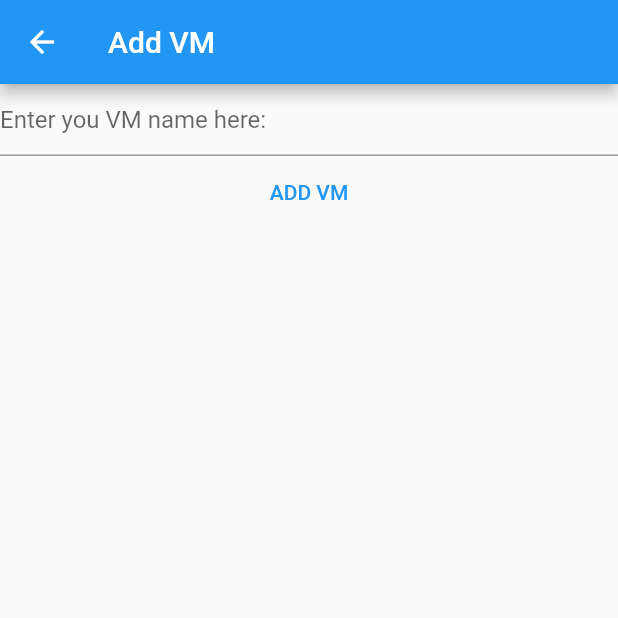
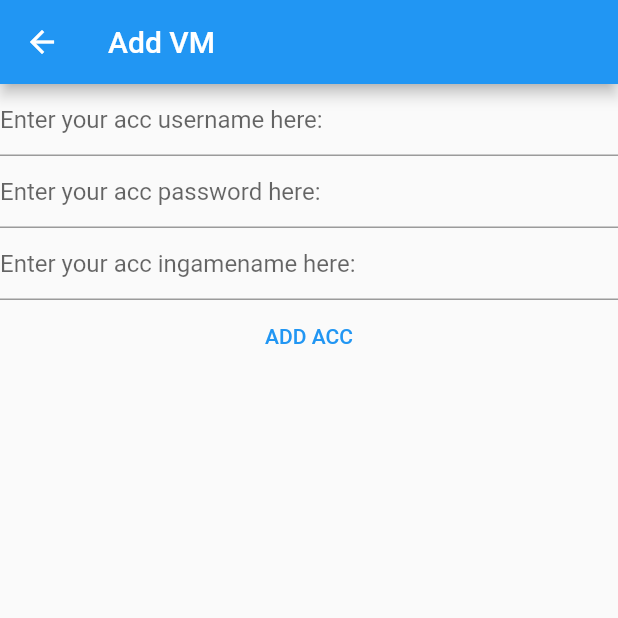
Before and after one commit to Mihael283/eSelling_Managment_app, a Flutter app: the VMView screen opened by its route, after a tap on the "add" icon, on a phone screen of 412 x 824 dp, the top half of it. Run offline on Flutter 3.47's test engine with Material 2 defaults, Android fonts, the phone set to English and light mode, and no system bars; our stand-ins replace firebase_auth, firebase_core, sqflite; missing offline and left inert: open_mail_app; accounts and stored records are empty; network calls fail.

Commit message:
Add account done, acc view done

```diff
--- a/lib/constants/database.dart
+++ b/lib/constants/database.dart
@@ -13,7 +13,7 @@ const usernameColumn = 'username';
 const passwordColumn = 'password';
 const rankColumn = 'rank';
 const isPlayingColumn = 'isPlaying';
-const vmNameColumn = 'vm_name';
+const vmIdColumn = 'vm_id';
 const ingamenameColumn = 'ingamename';
 
 
--- a/lib/constants/routes.dart
+++ b/lib/constants/routes.dart
@@ -2,4 +2,6 @@ const loginRoute = "/login/";
 const registerRoute = "/register/";
 const VM_ScreenRoute = "/vms/";
 const verifyEmailRoute = "/verify-email/";
-const newVMRoute = "/vms/add_vm/";
+const createVMRoute = "/vms/add_vm/";
+const viewVMRoute = "/vms/view_vm/";
+const addAccRoute = "/accounts/add_account_view/";
--- a/lib/services/crud/db_accounts.dart
+++ b/lib/services/crud/db_accounts.dart
@@ -6,7 +6,7 @@ import '../../constants/database.dart';
 @immutable
 class DatabaseAccounts{
   final int id;
-  final String vmName;
+  final int vmId;
   final String username;
   final String password;
   final String ingamename;
@@ -15,7 +15,7 @@ class DatabaseAccounts{
 
   const DatabaseAccounts({
     required this.id,
-    required this.vmName,
+    required this.vmId,
     required this.username,
     required this.password,
     required this.ingamename,
@@ -23,13 +23,13 @@ class DatabaseAccounts{
     required this.isPlaying,
   });
 
-  DatabaseAccounts.fromRow(Map<String, Object?> map): id = map[idColumn] as int, vmName = map[vmNameColumn] as String,
+  DatabaseAccounts.fromRow(Map<String, Object?> map): id = map[idColumn] as int, vmId = map[vmIdColumn] as int,
         username = map[usernameColumn] as String,password = map[passwordColumn] as String,
         ingamename = map[ingamenameColumn] as String,
         rank = map[rankColumn] as String , isPlaying = (map[isPlayingColumn] as int) == 1 ? true : false;
 
   @override
-  String toString() => 'VM = = $vmName, Nickname = $ingamename, Rank = $rank, Playing = $isPlaying';
+  String toString() => 'VmID = $vmId, Nickname = $ingamename, Rank = $rank, Playing = $isPlaying';
 
   @override
   bool operator == (covariant DatabaseAccounts other) => id == other.id;
--- a/lib/services/crud/db_services.dart
+++ b/lib/services/crud/db_services.dart
@@ -14,6 +14,7 @@ import 'db_vms.dart';
 class DBService {
   Database? _db;
   List<DatabaseVMs> _vms = [];
+  List<DatabaseAccounts> _accs = [];
 
   static final DBService _shared = DBService._sharedInstance();
   DBService._sharedInstance() {
@@ -22,18 +23,30 @@ class DBService {
         _vmStreamController.sink.add(_vms);
       }
     );
+    _accStreamController = StreamController<List<DatabaseAccounts>>.broadcast(
+      onListen: (){
+        _accStreamController.sink.add(_accs);
+      }
+    );
   }
   factory DBService() => _shared;
 
   late final StreamController<List<DatabaseVMs>> _vmStreamController;
+  late final StreamController<List<DatabaseAccounts>> _accStreamController;
 
   Stream<List<DatabaseVMs>> get allVMS => _vmStreamController.stream;
+  Stream<List<DatabaseAccounts>> get allAccs => _accStreamController.stream;
 
   Future<void> cacheVms() async{
     final allVMs = await getAllVMs();
     _vms = allVMs.toList();
     _vmStreamController.add(_vms);
-    print("Here are all VMS $_vms");
+  }
+
+  Future<void> cacheAccounts() async{
+    final allAccs = await getAllAccs();
+    _accs = allAccs.toList();
+    _accStreamController.add(_accs);
   }
 
   Future<DatabaseUser> getOrCreateUser({required String email}) async{
@@ -49,6 +62,7 @@ class DBService {
 
 
   }
+
   Database _getDatabaseOrThrow(){
     final db = _db;
     if(db == null){
@@ -81,6 +95,7 @@ class DBService {
       await db.execute(createAccountsTable);
 
       await cacheVms();
+      await cacheAccounts();
 
     } on MissingPlatformDirectoryException{
       throw MissingPlatformDirectoryException("Jbga");
@@ -148,17 +163,17 @@ class DBService {
     return VM;
   }
 
-  Future<DatabaseVMs> getVM({required String name}) async{
+  Future<DatabaseVMs> getVM({required int id}) async{
     await ensureDbIsOpen();
     final db = _getDatabaseOrThrow();
-    final results = await db.query(vmTable,limit: 1,where: 'name = ?',whereArgs: [name.toLowerCase()]);
+    final results = await db.query(vmTable,limit: 1,where: 'id = ?',whereArgs: [id]);
 
     if(results.isEmpty){
       throw CouldNotFindVM();
     }
     else{
       final vm = DatabaseVMs.fromRow(results.first);
-      _vms.removeWhere((vm) => vm.name == name);
+      _vms.removeWhere((vm) => vm.id == id);
       _vms.add(vm);
       _vmStreamController.add(_vms);
       return vm;
@@ -178,17 +193,15 @@ class DBService {
 
   }
 
-  Future<DatabaseAccounts> addAccount({required DatabaseVMs vm, required String username, required String password, required String ingamename }) async{
+  Future<DatabaseAccounts> addAccount({required int vm_id, required String username, required String password, required String ingamename }) async{
     await ensureDbIsOpen();
     final db = _getDatabaseOrThrow();
-    final dbVM = await getVM(name: vm.name);
-    if(dbVM != vm){
-      throw CouldNotDeleteVM();
-    }
 
-    final accountID = await db.insert(accountsTable,{vmNameColumn: vm.name, usernameColumn: username ,passwordColumn: password, ingamenameColumn: ingamename, isPlayingColumn: 0});
-    final acc = DatabaseAccounts(id: accountID, vmName: vm.name, username: username, password: password, ingamename: ingamename, rank: "unknown", isPlaying: false);
+    final accountID = await db.insert(accountsTable,{vmIdColumn: vm_id, usernameColumn: username ,passwordColumn: password, ingamenameColumn: ingamename, rankColumn: "unknown", isPlayingColumn: 0});
+    final acc = DatabaseAccounts(id: accountID, vmId: vm_id, username: username, password: password, ingamename: ingamename, rank: "unknown", isPlaying: false);
 
+    _accs.add(acc);
+    _accStreamController.add(_accs);
     return acc;
   }
 
@@ -204,12 +217,29 @@ class DBService {
     }
   }
 
+  Future<Iterable<DatabaseAccounts>> getAccounts({required int vm_id}) async{
+    await ensureDbIsOpen();
+    final db = _getDatabaseOrThrow();
+    final results = await db.query(accountsTable,where: 'vm_id = ?',whereArgs: [vm_id]);
+    if(results.isEmpty){
+      throw CouldNotFindAcc();
+    }
+    else{
+
+      return results.map((accRow)=>DatabaseAccounts.fromRow(accRow));
+    }
+  }
+
   Future<void> deleteAccount({required int id}) async{
     await ensureDbIsOpen();
     final db = _getDatabaseOrThrow();
     final deletedCount = await db.delete(accountsTable,where: 'id = ?', whereArgs: [id],);
     if(deletedCount != 1){
       throw CouldNotDeleteAcc();
+    }
+    else{
+      _accs.removeWhere((acc) => acc.id == id);
+      _accStreamController.add(_accs);
     }
   }
 
@@ -226,9 +256,7 @@ class DBService {
   Future<Iterable<DatabaseAccounts>> getAllAccs() async{
     await ensureDbIsOpen();
     final db = _getDatabaseOrThrow();
-    final accs = await db.query(vmTable);
-
-
+    final accs = await db.query(accountsTable);
     return accs.map((accRow)=>DatabaseAccounts.fromRow(accRow));
   }
 
--- /dev/null
+++ b/lib/views/accounts/add_account_view.dart
@@ -0,0 +1,86 @@
+import 'package:flutter/material.dart';
+import 'package:rma_project/constants/routes.dart';
+import 'package:rma_project/services/crud/db_accounts.dart';
+import 'package:rma_project/services/crud/db_services.dart';
+import 'package:rma_project/services/crud/db_vms.dart';
+
+import '../../enums/menu_action.dart';
+import '../../services/auth/auth_service.dart';
+import '../../services/crud/db_services.dart';
+import '../../utilities/error_dialog.dart';
+
+class AddAccount extends StatefulWidget {
+  final int vm_Id;
+  const AddAccount({Key? key, this.vm_Id = 0}) : super(key: key);
+
+  @override
+  State<AddAccount> createState() => _AddAccountState();
+}
+
+class _AddAccountState extends State<AddAccount> {
+  DatabaseAccounts? _account;
+  late final DBService _DBService;
+  late final TextEditingController _username;
+  late final TextEditingController _password;
+  late final TextEditingController _ingamename;
+
+
+  @override
+  void initState(){
+    _DBService = DBService();
+    _username = TextEditingController();
+    _password = TextEditingController();
+    _ingamename = TextEditingController();
+    super.initState();
+  }
+
+  @override
+  void dispose(){
+    _username.dispose();
+    _password.dispose();
+    _ingamename.dispose();
+    super.dispose();
+  }
+
+  Future<DatabaseAccounts> addNewAcc({required int vmId, required String username, required String password, required String ingamename}) async {
+    final existingAcc = _account;
+    if(existingAcc != null){
+      return existingAcc;
+    }
+    return await _DBService.addAccount(vm_id: widget.vm_Id, username: username, password: password, ingamename: ingamename);
+  }
+
+
+  @override
+  Widget build(BuildContext context) {
+    return Scaffold(
+        appBar: AppBar(title: const Text('Add VM'),
+        ),
+        body:Column(
+          children: [
+            TextField( controller: _username, decoration: const InputDecoration(hintText: "Enter your acc username here:"),enableSuggestions: false, autocorrect: false, keyboardType: TextInputType.emailAddress,),
+            TextField( controller: _password, decoration: const InputDecoration(hintText: "Enter your acc password here:"),enableSuggestions: false, autocorrect: false, keyboardType: TextInputType.emailAddress,),
+            TextField( controller: _ingamename, decoration: const InputDecoration(hintText: "Enter your acc ingamename here:"),enableSuggestions: false, autocorrect: false, keyboardType: TextInputType.emailAddress,),
+            TextButton(
+
+              onPressed: () async {
+                final username = _username.text;
+                final password = _password.text;
+                final ingamename = _ingamename.text;
+                if(_username.text.isEmpty == false && _password.text.isEmpty == false && _ingamename.text.isEmpty == false){
+                  addNewAcc(vmId: widget.vm_Id, username: username, password: password, ingamename: ingamename);
+                  Navigator.of(context).pop();
+                }
+                else{
+                  await showErrorDialog(context, "Please fill every field!");
+                }
+
+              },
+              child: const Text('ADD ACC'),
+            ),
+
+          ],
+        )
+    );
+  }
+}
--- /dev/null
+++ b/lib/views/vms/vm_view.dart
@@ -0,0 +1,103 @@
+import 'package:flutter/material.dart';
+import 'package:rma_project/constants/database.dart';
+import 'package:rma_project/constants/routes.dart';
+import 'package:rma_project/services/crud/db_accounts.dart';
+import 'package:rma_project/views/accounts/add_account_view.dart';
+
+import '../../services/auth/auth_service.dart';
+import '../../services/crud/db_services.dart';
+import '../../utilities/delete_dialog.dart';
+
+class VMView extends StatefulWidget {
+  final int vm_Id;
+  final String vm_name;
+  const VMView({Key? key, this.vm_Id = 0, this.vm_name = ""}) : super(key: key);
+
+  @override
+  State<VMView> createState() => _VMViewState();
+}
+
+class _VMViewState extends State<VMView> {
+  late final DBService _DBService;
+
+  void initState(){
+    _DBService = DBService();
+
+    super.initState();
+  }
+
+  @override
+  Widget build(BuildContext context) {
+    return Scaffold(
+      appBar: AppBar(title: Text(widget.vm_name),actions: [
+        IconButton(onPressed: () {
+          Navigator.push(context,MaterialPageRoute(builder: (context) => AddAccount(vm_Id: widget.vm_Id,), ));
+        }, icon: const Icon(Icons.add))],),
+      body: FutureBuilder(
+        future: _DBService.getAccounts(vm_id: widget.vm_Id),
+        builder: (context,snapshot){
+          switch(snapshot.connectionState){
+            case ConnectionState.done:
+              return StreamBuilder(
+                  stream: _DBService.allAccs,
+                  builder: (context,snapshot) {
+                    switch(snapshot.connectionState){
+                      case ConnectionState.waiting:
+                      case ConnectionState.active:
+                        if(snapshot.hasData){
+                          final allAcc = snapshot.data as List<DatabaseAccounts>;
+                          final filterAcc = allAcc.where((acc) => acc.vmId == widget.vm_Id).toList();
+                          return ListView.builder(
+                            itemCount: filterAcc.length,
+                            itemBuilder: (BuildContext context, int index) {
+                              final acc_name = filterAcc[index].ingamename;
+                              final acc_status = filterAcc[index].isPlaying;
+                              final acc_rank = filterAcc[index].rank;
+                              var acc_state = "Offline";
+                              final acc_id = filterAcc[index].id;
+                              if(filterAcc[index].isPlaying){
+                                acc_state = "Online";
+                              }
+                              return ListTile(
+                                  leading: const Icon(Icons.account_circle),
+                                  trailing: Wrap(
+                                    spacing: 12,
+                                    children: <Widget>[
+                                      Text(
+                                        acc_rank,
+                                        style: TextStyle(fontSize: 15, height: 2.5),
+                                      ),
+                                      Text(
+                                        acc_state,
+                                        style: TextStyle(color: acc_status ? Colors.green : Colors.red, fontSize: 15, height: 2.5),
+                                      ),
+                                      IconButton(onPressed: () async {
+                                        final shouldDelete = await showDeleteDialog(context);
+                                        if(shouldDelete){
+                                          _DBService.deleteAccount(id: acc_id );
+                                        }
+                                      }, icon: const Icon(Icons.delete))
+                                    ],
+                                  ),
+                                  title: Text(acc_name));
+                            },
+                          );
+                        }else{
+                          return const Text("Please add an account!");
+                        }
+                      case ConnectionState.done:
+                        return const Text("Done");
+                      default:
+                        return const CircularProgressIndicator();
+                    }
+                  }
+              );
+            default:
+              return const CircularProgressIndicator();
+
+          }
+        },
+      ),
+    );
+  }
+}
--- a/pubspec.yaml
+++ b/pubspec.yaml
@@ -39,6 +39,8 @@ dependencies:
   sqflite: ^2.0.2+1
   path_provider: ^2.0.10
   path: ^1.8.1
+  open_mail_app: ^0.4.5
+  http: ^0.13.4
 
 dev_dependencies:
   flutter_test:
```
Also changed, not shown: lib/main.dart (+8 -4 lines), lib/utilities/get_arguments.dart (added, +15 -0 lines), lib/views/home.dart (+50 -6 lines), lib/views/vms/create_vm_view.dart (renamed from lib/views/vms/new_vm_view.dart), pubspec.lock, 3 other files.
